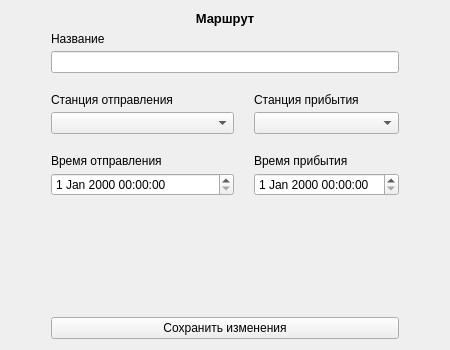
This is frontend/RWStation/modals/updateroutemodal.ui in ruslanonly/qt-railway-system as Qt 5 draws it before an edit. The edited form follows.
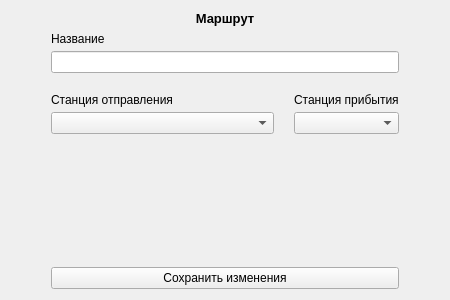
This is the edited form.

The edit to the form file:
```diff
--- a/frontend/RWStation/modals/updateroutemodal.ui
+++ b/frontend/RWStation/modals/updateroutemodal.ui
@@ -7,19 +7,19 @@
     <x>0</x>
     <y>0</y>
     <width>450</width>
-    <height>350</height>
+    <height>300</height>
    </rect>
   </property>
   <property name="minimumSize">
    <size>
     <width>450</width>
-    <height>350</height>
+    <height>300</height>
    </size>
   </property>
   <property name="maximumSize">
    <size>
     <width>450</width>
-    <height>350</height>
+    <height>300</height>
    </size>
   </property>
   <property name="windowTitle">
@@ -64,57 +64,6 @@
          <property name="sizeConstraint">
           <enum>QLayout::SetMinimumSize</enum>
          </property>
-         <item row="1" column="1">
-          <layout class="QVBoxLayout" name="inputGroup_8">
-           <property name="spacing">
-            <number>5</number>
-           </property>
-           <item>
-            <widget class="QLabel" name="arrivalStationLabel">
-             <property name="text">
-              <string>Станция прибытия</string>
-             </property>
-            </widget>
-           </item>
-           <item>
-            <widget class="QComboBox" name="arrStationComboBox"/>
-           </item>
-          </layout>
-         </item>
-         <item row="2" column="1">
-          <layout class="QVBoxLayout" name="inputGroup_9">
-           <property name="spacing">
-            <number>5</number>
-           </property>
-           <item>
-            <widget class="QLabel" name="arrivalDateLabel">
-             <property name="text">
-              <string>Время прибытия</string>
-             </property>
-            </widget>
-           </item>
-           <item>
-            <widget class="QDateTimeEdit" name="arrDateInput"/>
-           </item>
-          </layout>
-         </item>
-         <item row="2" column="0">
-          <layout class="QVBoxLayout" name="inputGroup_10">
-           <property name="spacing">
-            <number>5</number>
-           </property>
-           <item>
-            <widget class="QLabel" name="departureDateLabel">
-             <property name="text">
-              <string>Время отправления</string>
-             </property>
-            </widget>
-           </item>
-           <item>
-            <widget class="QDateTimeEdit" name="depDateInput"/>
-           </item>
-          </layout>
-         </item>
          <item row="1" column="0">
           <layout class="QVBoxLayout" name="inputGroup_7">
            <property name="spacing">
@@ -132,6 +81,23 @@
            </item>
           </layout>
          </item>
+         <item row="1" column="1">
+          <layout class="QVBoxLayout" name="inputGroup_8">
+           <property name="spacing">
+            <number>5</number>
+           </property>
+           <item>
+            <widget class="QLabel" name="arrivalStationLabel">
+             <property name="text">
+              <string>Станция прибытия</string>
+             </property>
+            </widget>
+           </item>
+           <item>
+            <widget class="QComboBox" name="arrStationComboBox"/>
+           </item>
+          </layout>
+         </item>
          <item row="0" column="0" colspan="2">
           <layout class="QVBoxLayout" name="inputGroup_6">
            <property name="spacing">
```
